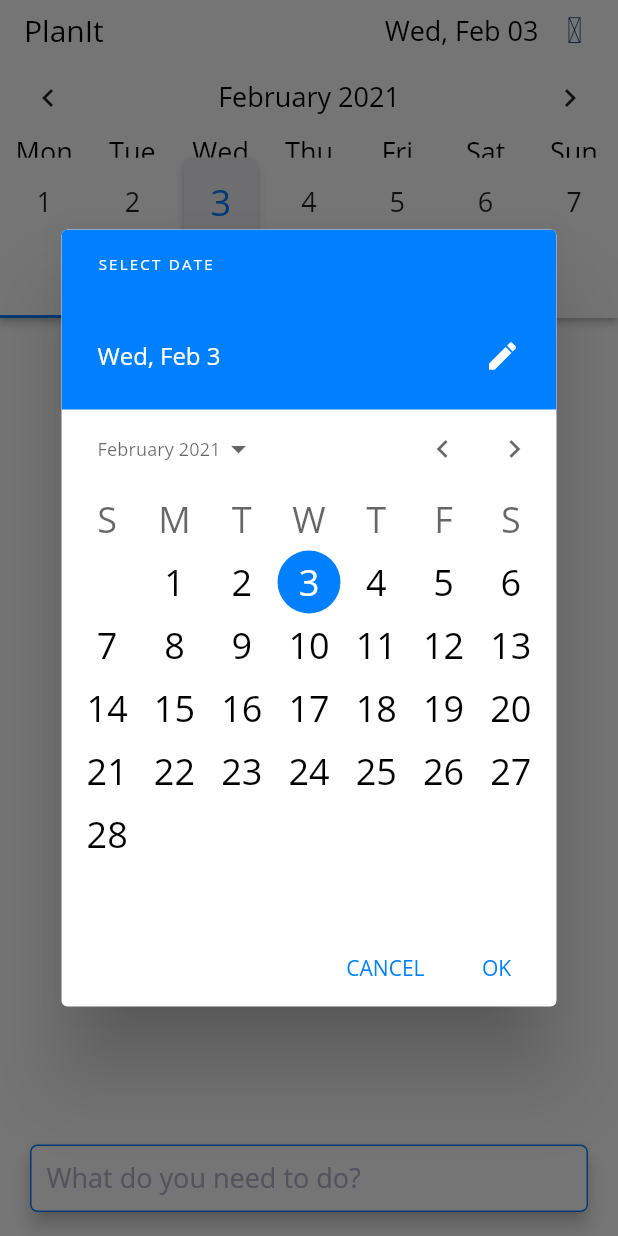
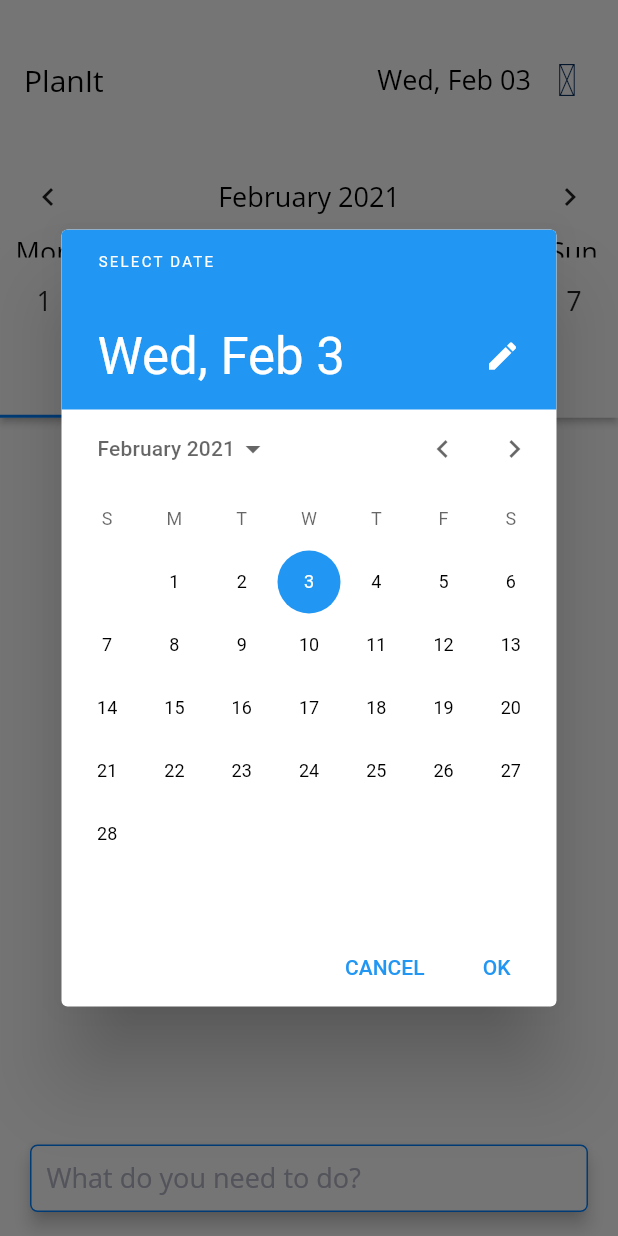
Before and after one commit to Jaineel-Mamtora/PlanIt, a Flutter app: the screen it shows after launch, after a tap on an icon or button, on a phone screen of 412 x 824 dp. Run offline on Flutter 3.47's test engine with Material 2 defaults, Android fonts, the phone set to English and light mode, and no system bars; drawn by our look-alikes of table_calendar; our stand-ins replace connectivity, email_validator, firebase_auth, firebase_core, flutter_local_notifications, flutter_svg and 8 more; missing offline and left inert: sqflite_migration_service; accounts and stored records are empty.

Commit message:
minor changes

```diff
--- a/lib/ui/views/home_view.dart
+++ b/lib/ui/views/home_view.dart
@@ -93,6 +93,12 @@ class _HomeViewState extends State<HomeView> {
       initialDate: DateTime.fromMillisecondsSinceEpoch(model.selectedDate),
       firstDate: DateTime(2015, 1, 1),
       lastDate: DateTime(2050, 12, 31),
+      builder: (context, child) {
+        return Theme(
+          data: ThemeData.light(),
+          child: child,
+        );
+      },
     );
   }
 
@@ -106,10 +112,12 @@ class _HomeViewState extends State<HomeView> {
         );
       },
       builder: (context, model, child) {
+        final size = MediaQuery.of(context).size;
         return DefaultTabController(
           length: 2,
           child: Scaffold(
             appBar: AppBar(
+              toolbarHeight: size.height * 0.27,
               brightness: Brightness.light,
               backgroundColor: Colors.white,
               elevation: 2,
@@ -157,7 +165,7 @@ class _HomeViewState extends State<HomeView> {
                 ),
                 preferredSize: Size(
                   double.infinity,
-                  AppBar().preferredSize.height + 100,
+                  AppBar().preferredSize.height,
                 ),
               ),
               iconTheme: IconThemeData(
@@ -175,9 +183,10 @@ class _HomeViewState extends State<HomeView> {
                 ),
 
                 Padding(
-                  padding: const EdgeInsets.only(right: 5),
+                  padding: const EdgeInsets.only(right: 10),
                   child: IconButton(
-                    splashRadius: 18,
+                    splashRadius: 24,
+                    iconSize: 30,
                     color: Theme.of(context).primaryColorDark,
                     icon: Icon(MdiIcons.calendarMonth),
                     onPressed: () async {
@@ -188,23 +197,15 @@ class _HomeViewState extends State<HomeView> {
                       if (selectedDate != null) {
                         _calendarController.setSelectedDay(selectedDate);
                         model.setSelectedDate(selectedDate);
+                        if (_currentIndex == 0) {
+                          await _refreshIndicatorKey1.currentState.show();
+                        } else {
+                          await _refreshIndicatorKey2.currentState.show();
+                        }
                       }
                     },
                   ),
                 ),
-                // InkWell(
-                //   radius: 12,
-                //   onTap: () {},
-                //   child: Padding(
-                //     padding: const EdgeInsets.only(
-                //       right: 20,
-                //     ),
-                //     child: SvgPicture.asset(
-                //       'assets/icons/calendar.svg',
-                //       width: 25,
-                //     ),
-                //   ),
-                // ),
                 // PopupMenuButton(
                 //   child: Padding(
                 //     padding: const EdgeInsets.only(right: 20),
```
